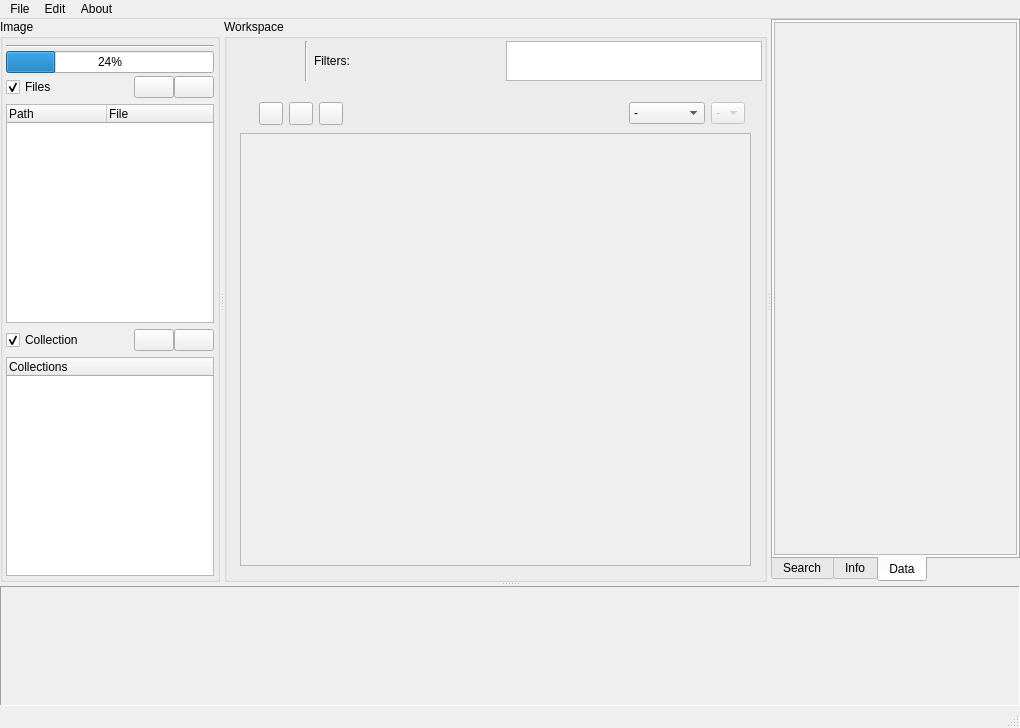
The window that ui/emamainwindow.ui (athoune/Ema) describes before a commit, drawn with Qt 5.
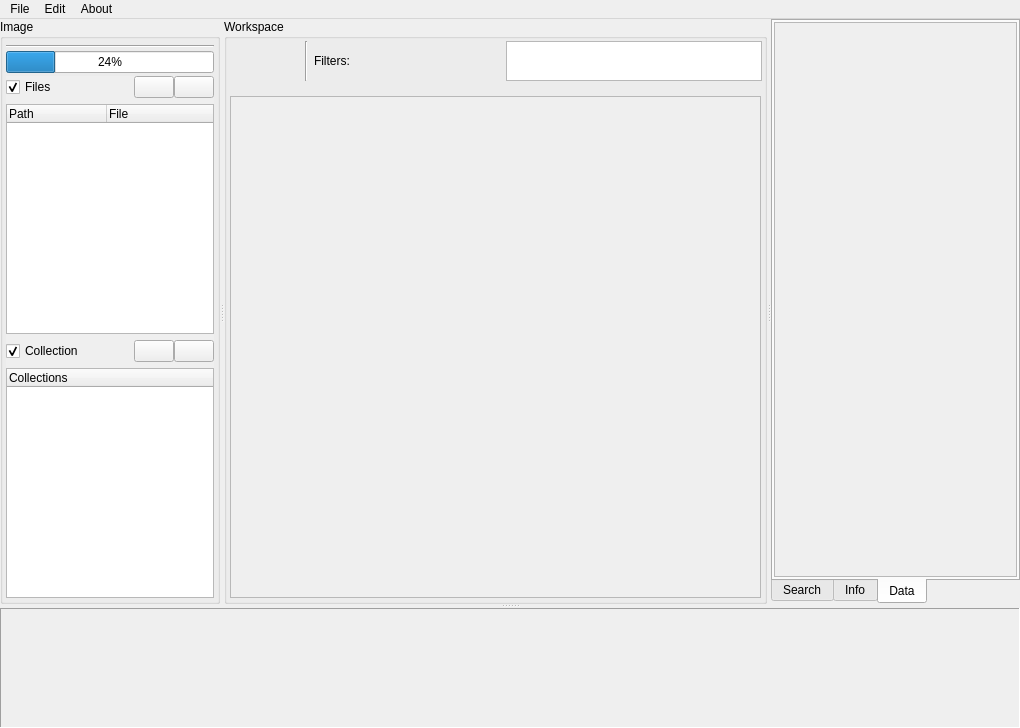
The same window after the commit. Icons and pictures are not drawn. Custom widgets are drawn as their Qt base class.

```diff
--- a/ui/emamainwindow.ui
+++ b/ui/emamainwindow.ui
@@ -98,7 +98,7 @@
               <x>0</x>
               <y>0</y>
               <width>210</width>
-              <height>479</height>
+              <height>501</height>
              </rect>
             </property>
             <layout class="QVBoxLayout" name="verticalLayout_14">
@@ -429,6 +429,9 @@
            </item>
           </layout>
          </item>
+         <item>
+          <widget class="FilterManagerForm" name="filterManagerForm" native="true"/>
+         </item>
          <item>
           <widget class="QStackedWidget" name="stackedWidget">
            <property name="currentIndex">
@@ -449,147 +452,44 @@
            </widget>
            <widget class="QWidget" name="page_grid">
             <layout class="QVBoxLayout" name="verticalLayout_2">
+             <property name="margin">
+              <number>1</number>
+             </property>
              <item>
-              <widget class="QWidget" name="criterionsWidget" native="true">
-               <layout class="QHBoxLayout" name="horizontalLayout_6">
-                <property name="leftMargin">
-                 <number>6</number>
-                </property>
-                <property name="topMargin">
-                 <number>2</number>
-                </property>
-                <property name="rightMargin">
-                 <number>6</number>
-                </property>
-                <property name="bottomMargin">
-                 <number>2</number>
-                </property>
-                <item>
-                 <widget class="QLabel" name="label">
-                  <property name="text">
-                   <string/>
-                  </property>
-                  <property name="pixmap">
-                   <pixmap resource="../ema.qrc">:/icons/icons/16x16/view-filter.png</pixmap>
-                  </property>
-                 </widget>
-                </item>
-                <item>
-                 <widget class="QToolButton" name="addCriterionButton">
-                  <property name="toolTip">
-                   <string>Add this criterion</string>
-                  </property>
-                  <property name="text">
-                   <string/>
-                  </property>
-                  <property name="icon">
-                   <iconset resource="../ema.qrc">
-                    <normaloff>:/icons/icons/16x16/list-add.png</normaloff>:/icons/icons/16x16/list-add.png</iconset>
-                  </property>
-                 </widget>
-                </item>
-                <item>
-                 <widget class="QToolButton" name="excludeCriterionButton">
-                  <property name="toolTip">
-                   <string>Exclude this criterion</string>
-                  </property>
-                  <property name="text">
-                   <string/>
-                  </property>
-                  <property name="icon">
-                   <iconset resource="../ema.qrc">
-                    <normaloff>:/icons/icons/16x16/list-remove.png</normaloff>:/icons/icons/16x16/list-remove.png</iconset>
-                  </property>
-                 </widget>
-                </item>
-                <item>
-                 <widget class="QToolButton" name="removeCriterionButton">
-                  <property name="toolTip">
-                   <string>Remove this criterion</string>
-                  </property>
-                  <property name="text">
-                   <string/>
-                  </property>
-                  <property name="icon">
-                   <iconset resource="../ema.qrc">
-                    <normaloff>:/icons/icons/16x16/trash-empty.png</normaloff>:/icons/icons/16x16/trash-empty.png</iconset>
-                  </property>
-                 </widget>
-                </item>
-                <item>
-                 <spacer name="horizontalSpacer_4">
-                  <property name="orientation">
-                   <enum>Qt::Horizontal</enum>
-                  </property>
-                  <property name="sizeHint" stdset="0">
-                   <size>
-                    <width>40</width>
-                    <height>20</height>
-                   </size>
-                  </property>
-                 </spacer>
-                </item>
-                <item>
-                 <widget class="QComboBox" name="criterionComboBox">
-                  <property name="toolTip">
-                   <string>Sorting filters</string>
-                  </property>
-                  <item>
-                   <property name="text">
-                    <string>-</string>
-                   </property>
-                  </item>
-                  <item>
-                   <property name="text">
-                    <string>By focus</string>
-                   </property>
-                  </item>
-                 </widget>
-                </item>
-                <item>
-                 <widget class="QComboBox" name="subCriterionComboBox">
-                  <property name="enabled">
-                   <bool>false</bool>
-                  </property>
-                  <property name="toolTip">
-                   <string>Sub-category sorting filter</string>
-                  </property>
-                  <item>
-                   <property name="text">
-                    <string>-</string>
-                   </property>
-                  </item>
-                 </widget>
-                </item>
-               </layout>
-              </widget>
-             </item>
-             <item>
-              <widget class="QScrollArea" name="gridScrollArea">
-               <property name="minimumSize">
-                <size>
-                 <width>300</width>
-                 <height>0</height>
-                </size>
-               </property>
-               <property name="horizontalScrollBarPolicy">
-                <enum>Qt::ScrollBarAlwaysOff</enum>
-               </property>
+              <widget class="QScrollArea" name="scrollArea_2">
                <property name="widgetResizable">
                 <bool>true</bool>
                </property>
-               <widget class="QWidget" name="gridScrollAreaWidgetContents">
+               <property name="alignment">
+                <set>Qt::AlignCenter</set>
+               </property>
+               <widget class="QWidget" name="scrollAreaWidgetContents_4">
                 <property name="geometry">
                  <rect>
                   <x>0</x>
                   <y>0</y>
-                  <width>502</width>
-                  <height>422</height>
+                  <width>518</width>
+                  <height>479</height>
                  </rect>
                 </property>
-                <layout class="QGridLayout" name="gridLayout_2">
-                 <item row="0" column="0">
-                  <layout class="QGridLayout" name="gridLayout" rowstretch="0"/>
+                <layout class="QVBoxLayout" name="verticalLayout_6">
+                 <property name="margin">
+                  <number>1</number>
+                 </property>
+                 <item>
+                  <widget class="QWidget" name="gridWidget" native="true">
+                   <property name="sizePolicy">
+                    <sizepolicy hsizetype="Expanding" vsizetype="Expanding">
+                     <horstretch>0</horstretch>
+                     <verstretch>0</verstretch>
+                    </sizepolicy>
+                   </property>
+                   <layout class="QGridLayout" name="gridLayout_2">
+                    <property name="margin">
+                     <number>2</number>
+                    </property>
+                   </layout>
+                  </widget>
                  </item>
                 </layout>
                </widget>
@@ -823,7 +723,7 @@
                <x>0</x>
                <y>0</y>
                <width>246</width>
-               <height>520</height>
+               <height>542</height>
               </rect>
              </property>
              <layout class="QVBoxLayout" name="verticalLayout_3">
@@ -912,7 +812,6 @@
    <addaction name="menuEdit"/>
    <addaction name="menuAbout"/>
   </widget>
-  <widget class="QStatusBar" name="statusbar"/>
   <action name="actionPreferences">
    <property name="text">
     <string>Preferences</string>
@@ -950,6 +849,12 @@
    <header location="global">metadatawidget.h</header>
    <container>1</container>
   </customwidget>
+  <customwidget>
+   <class>FilterManagerForm</class>
+   <extends>QWidget</extends>
+   <header location="global">filtermanagerform.h</header>
+   <container>1</container>
+  </customwidget>
  </customwidgets>
  <resources>
   <include location="../ema.qrc"/>
```
